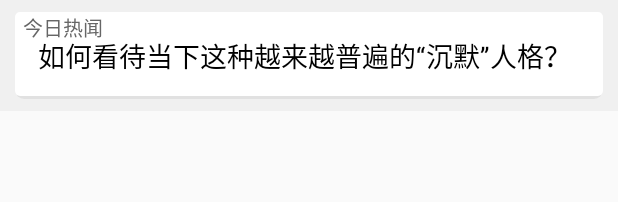
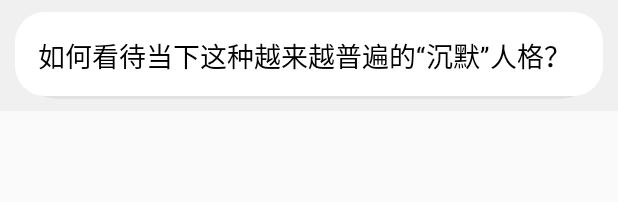
Before and after one commit to zengfanyu/DailyNews, an Android app: the layout main_list_news_item.xml on its own in the app's theme, with its tools: preview values and no code run, on a phone screen of 412 x 824 dp. Shown: the top 202 px of the screen. Run offline under Robolectric (Android 15) with nearby library versions, the phone set to English and light mode, and no system bars.

```diff
--- a/app/build.gradle
+++ b/app/build.gradle
@@ -29,4 +29,6 @@ dependencies {
     compile 'com.google.code.gson:gson:2.3.1'
     compile 'com.jakewharton:butterknife:6.1.0'
     compile files('libs/MobCommons-2016.0707.1708.jar')
+    compile 'org.greenrobot:eventbus:3.0.0'
+    compile 'com.orhanobut:logger:1.15'
 }
--- a/app/src/main/java/com/project/zfy/zhihu/activity/Mainactivity.java
+++ b/app/src/main/java/com/project/zfy/zhihu/activity/Mainactivity.java
@@ -45,6 +45,8 @@ public class MainActivity extends AppCompatActivity {
 
         initView();
         loadLatest();
+
+
     }
 
     public void loadLatest() {
--- a/app/src/main/java/com/project/zfy/zhihu/fragment/MenuFragment.java
+++ b/app/src/main/java/com/project/zfy/zhihu/fragment/MenuFragment.java
@@ -13,6 +13,7 @@ import android.widget.TextView;
 import com.loopj.android.http.JsonHttpResponseHandler;
 import com.project.zfy.zhihu.R;
 import com.project.zfy.zhihu.activity.MainActivity;
+import com.project.zfy.zhihu.event.MenuItemEvent;
 import com.project.zfy.zhihu.global.Constant;
 import com.project.zfy.zhihu.global.MyApplication;
 import com.project.zfy.zhihu.moudle.ThemesListItem;
@@ -22,6 +23,7 @@ import com.project.zfy.zhihu.utils.ToastUtils;
 import com.project.zfy.zhihu.utils.UIUtils;
 
 import org.apache.http.Header;
+import org.greenrobot.eventbus.EventBus;
 import org.json.JSONArray;
 import org.json.JSONException;
 import org.json.JSONObject;
@@ -74,10 +76,11 @@ public class MenuFragment extends BaseFragment {
         lv_item.setOnItemClickListener(new AdapterView.OnItemClickListener() {
             @Override
             public void onItemClick(AdapterView<?> parent, View view, int position, long id) {
+                EventBus.getDefault().postSticky(new MenuItemEvent(mItems.get(position).getTitle(), mItems.get(position).getId()));
                 getFragmentManager()
                         .beginTransaction()
                         .setCustomAnimations(R.anim.abc_fade_in, R.anim.abc_fade_out)
-                        .replace(R.id.fl_content, new NewsFragment(mItems.get(position).getTitle(), mItems.get(position).getId()))
+                        .replace(R.id.fl_content, new NewsFragment())
                         .commit();
 
                 //更新当前显示界面的标记值
--- a/app/src/main/res/drawable-hdpi/card_light.xml
+++ b/app/src/main/res/drawable-hdpi/card_light.xml
@@ -3,14 +3,14 @@
     <item>
         <shape android:shape="rectangle">
             <solid android:color="#10000000"/>
-            <corners android:radius="6dp"/>
+            <corners android:radius="30dp"/>
         </shape>
     </item>
 
     <item android:bottom="2dp">
         <shape android:shape="rectangle">
             <solid android:color="#ffffff"/>
-            <corners android:radius="3dp"/>
+            <corners android:radius="20dp"/>
         </shape>
 
     </item>
--- a/app/src/main/res/drawable-hdpi/card_light_press.xml
+++ b/app/src/main/res/drawable-hdpi/card_light_press.xml
@@ -3,14 +3,14 @@
     <item>
         <shape android:shape="rectangle">
             <solid android:color="#10000000"/>
-            <corners android:radius="6dp"/>
+            <corners android:radius="30dp"/>
         </shape>
     </item>
 
     <item android:bottom="2dp">
         <shape android:shape="rectangle">
             <solid android:color="#e0e0e0"/>
-            <corners android:radius="3dp"/>
+            <corners android:radius="20dp"/>
         </shape>
 
     </item>
--- a/app/src/main/res/layout/main_list_news_item.xml
+++ b/app/src/main/res/layout/main_list_news_item.xml
@@ -1,13 +1,15 @@
 <?xml version="1.0" encoding="utf-8"?>
-<LinearLayout xmlns:android="http://schemas.android.com/apk/res/android"
+<LinearLayout
+    android:id="@+id/ll_root"
+    xmlns:android="http://schemas.android.com/apk/res/android"
     android:layout_width="match_parent"
     android:layout_height="wrap_content"
-              android:id="@+id/ll_root"
     android:background="@color/light_news_item"
     android:orientation="vertical">
 
-    <FrameLayout
-        android:id="@+id/fl_container"
+
+    <RelativeLayout
+        android:id="@+id/rl_root"
         android:layout_width="match_parent"
         android:layout_height="wrap_content"
         android:layout_marginBottom="8dp"
@@ -15,22 +17,6 @@
         android:layout_marginRight="10dp"
         android:layout_marginTop="8dp"
         android:background="@drawable/item_background_selector_light"
-        android:orientation="horizontal">
-
-        <TextView
-            android:id="@+id/tv_topic"
-            android:layout_width="wrap_content"
-            android:layout_height="wrap_content"
-            android:layout_marginLeft="5dp"
-            android:text="今日热闻"
-            android:textColor="@color/light_news_topic"
-            android:textSize="13sp"
-             />
-
-        <RelativeLayout
-            android:id="@+id/rl_root"
-            android:layout_width="match_parent"
-            android:layout_height="wrap_content"
         android:orientation="horizontal"
         android:padding="10dp">
 
@@ -41,20 +27,20 @@
             android:layout_height="70dp"
             android:layout_alignParentRight="true"
             android:layout_centerVertical="true"
-                android:scaleType="fitXY" />
+            android:scaleType="fitXY"/>
 
         <TextView
             android:id="@+id/tv_title"
+
             android:layout_width="wrap_content"
             android:layout_height="wrap_content"
+            android:layout_alignParentLeft="true"
             android:layout_centerVertical="true"
-                android:layout_alignParentLeft="true"
             android:layout_toLeftOf="@id/iv_title"
-                android:textColor="@android:color/black"
             android:padding="5dp"
             android:text="如何看待当下这种越来越普遍的“沉默”人格？"
-                android:textSize="18sp" />
+            android:textColor="@android:color/black"
+            android:textSize="18sp"/>
     </RelativeLayout>
 
-    </FrameLayout>
 </LinearLayout>
--- a/app/src/main/res/values/colors.xml
+++ b/app/src/main/res/values/colors.xml
@@ -18,4 +18,6 @@
 
     <!--白天模式下 menu中listview的item的字体颜色-->
     <color name="light_menu_listview_textcolcr">#FF000000</color>
+    <!--点击波纹画笔颜色-->
+    <color name="reveal_color">#1b000000</color>
 </resources>
```
Also changed, not shown: app/src/main/java/com/project/zfy/zhihu/activity/LatestContentPagerActivity.java (+6 -1 lines), app/src/main/java/com/project/zfy/zhihu/activity/NewsContentActivity.java (+23 -4 lines), app/src/main/java/com/project/zfy/zhihu/adapter/MainNewsItemAdapter.java (+6 -6 lines), app/src/main/java/com/project/zfy/zhihu/event/MenuItemEvent.java (added, +23 -0 lines), app/src/main/java/com/project/zfy/zhihu/event/NewsFragmentEvent.java (added, +25 -0 lines), app/src/main/java/com/project/zfy/zhihu/fragment/MainFragment.java (+23 -14 lines), app/src/main/java/com/project/zfy/zhihu/fragment/NewsFragment.java (+46 -15 lines). Lines whose indentation alone changed are shown as unchanged.
